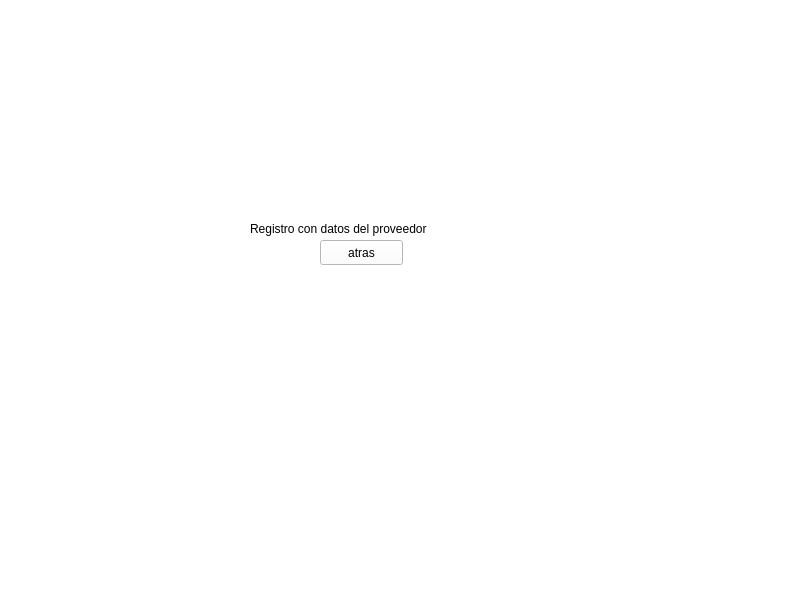
This is pantalla_registro.ui in barreto-exe/Delivender as Qt 5 draws it before an edit. The edited form follows.
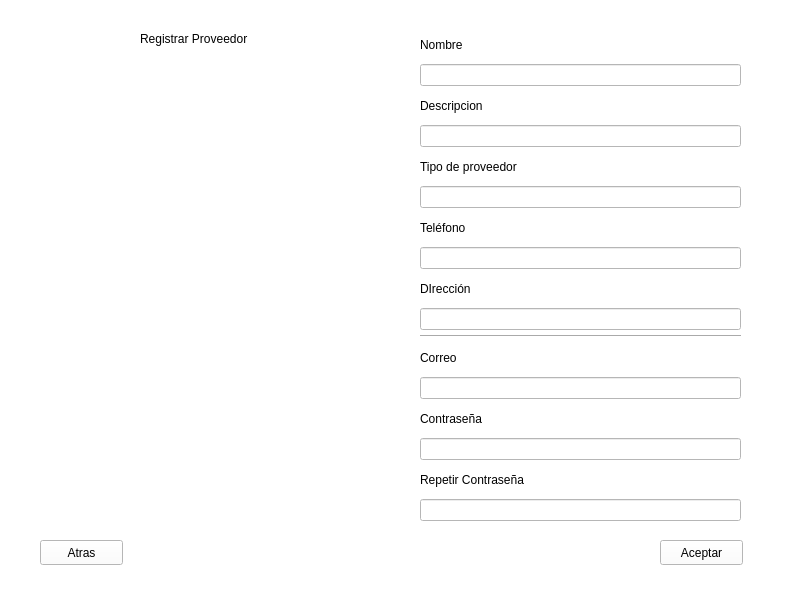
This is the edited form. The open tabs and pages were chosen to show the change. Icons and pictures are not drawn.

Commit message: Registro proveedor en el front

```diff
--- a/pantalla_registro.ui
+++ b/pantalla_registro.ui
@@ -313,27 +313,142 @@
     <widget class="QLabel" name="label_2">
      <property name="geometry">
       <rect>
-       <x>250</x>
-       <y>220</y>
-       <width>231</width>
+       <x>140</x>
+       <y>30</y>
+       <width>131</width>
        <height>17</height>
       </rect>
      </property>
      <property name="text">
-      <string>Registro con datos del proveedor</string>
+      <string>Registrar Proveedor</string>
      </property>
     </widget>
     <widget class="QPushButton" name="atrasProv">
      <property name="geometry">
       <rect>
-       <x>320</x>
-       <y>240</y>
+       <x>40</x>
+       <y>540</y>
        <width>83</width>
        <height>25</height>
       </rect>
      </property>
      <property name="text">
-      <string>atras</string>
+      <string>Atras</string>
+     </property>
+    </widget>
+    <widget class="QWidget" name="layoutWidget_2">
+     <property name="geometry">
+      <rect>
+       <x>420</x>
+       <y>30</y>
+       <width>321</width>
+       <height>491</height>
+      </rect>
+     </property>
+     <layout class="QVBoxLayout" name="verticalLayout_4">
+      <property name="spacing">
+       <number>5</number>
+      </property>
+      <item>
+       <widget class="QLabel" name="label_nomb_2">
+        <property name="text">
+         <string>Nombre</string>
+        </property>
+       </widget>
+      </item>
+      <item>
+       <widget class="QLineEdit" name="nombreProv"/>
+      </item>
+      <item>
+       <widget class="QLabel" name="label_desc">
+        <property name="text">
+         <string>Descripcion</string>
+        </property>
+       </widget>
+      </item>
+      <item>
+       <widget class="QLineEdit" name="descripcion"/>
+      </item>
+      <item>
+       <widget class="QLabel" name="label_tipo">
+        <property name="text">
+         <string>Tipo de proveedor</string>
+        </property>
+       </widget>
+      </item>
+      <item>
+       <widget class="QLineEdit" name="tipoProv"/>
+      </item>
+      <item>
+       <widget class="QLabel" name="label_telf_2">
+        <property name="text">
+         <string>Teléfono</string>
+        </property>
+       </widget>
+      </item>
+      <item>
+       <widget class="QLineEdit" name="telefonoProv"/>
+      </item>
+      <item>
+       <widget class="QLabel" name="label_dir_2">
+        <property name="text">
+         <string>DIrección</string>
+        </property>
+       </widget>
+      </item>
+      <item>
+       <widget class="QLineEdit" name="direccionProv"/>
+      </item>
+      <item>
+       <widget class="Line" name="line_2">
+        <property name="orientation">
+         <enum>Qt::Horizontal</enum>
+        </property>
+       </widget>
+      </item>
+      <item>
+       <widget class="QLabel" name="label_correo_2">
+        <property name="text">
+         <string>Correo</string>
+        </property>
+       </widget>
+      </item>
+      <item>
+       <widget class="QLineEdit" name="correoProv"/>
+      </item>
+      <item>
+       <widget class="QLabel" name="label_contra_2">
+        <property name="text">
+         <string>Contraseña</string>
+        </property>
+       </widget>
+      </item>
+      <item>
+       <widget class="QLineEdit" name="passwordProv"/>
+      </item>
+      <item>
+       <widget class="QLabel" name="label_repCon_2">
+        <property name="text">
+         <string>Repetir Contraseña</string>
+        </property>
+       </widget>
+      </item>
+      <item>
+       <widget class="QLineEdit" name="repPasswordProv"/>
+      </item>
+     </layout>
+    </widget>
+    <widget class="QPushButton" name="btnAceptarProv">
+     <property name="geometry">
+      <rect>
+       <x>660</x>
+       <y>540</y>
+       <width>83</width>
+       <height>25</height>
+      </rect>
+     </property>
+     <property name="text">
+      <string>Aceptar</string>
      </property>
     </widget>
    </widget>
```
Left out of the diff: 14 changed lines with no effect on the pictures. The commit also changes 2 other files.
